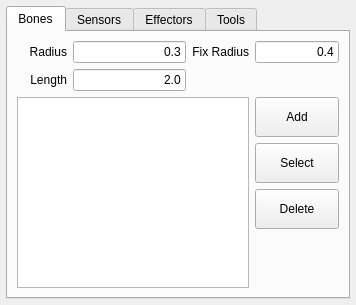
This is src/genelab/core/ui/widgets/entities/fixationpropertiescontroller.ui in GeneCraft/GeneCraft-Project as Qt 5 draws it before an edit. The edited form follows.
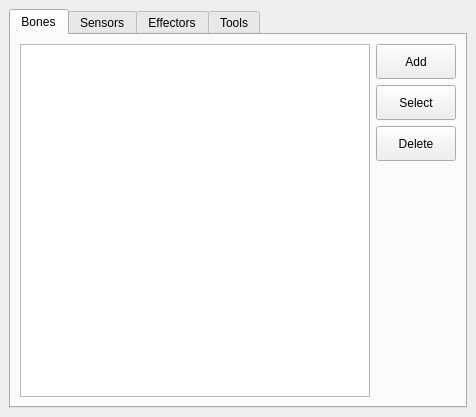
This is the edited form. Icons and pictures are not drawn.

```diff
--- a/src/genelab/core/ui/widgets/entities/fixationpropertiescontroller.ui
+++ b/src/genelab/core/ui/widgets/entities/fixationpropertiescontroller.ui
@@ -6,8 +6,8 @@
    <rect>
     <x>0</x>
     <y>0</y>
-    <width>356</width>
-    <height>305</height>
+    <width>476</width>
+    <height>417</height>
    </rect>
   </property>
   <property name="sizePolicy">
@@ -19,13 +19,28 @@
   <property name="windowTitle">
    <string>Form</string>
   </property>
-  <layout class="QGridLayout" name="gridLayout_7">
-   <property name="sizeConstraint">
-    <enum>QLayout::SetDefaultConstraint</enum>
-   </property>
+  <layout class="QGridLayout" name="gridLayout_8">
    <property name="margin">
-    <number>6</number>
+    <number>0</number>
    </property>
+   <item row="0" column="0">
+    <widget class="QScrollArea" name="scrollArea">
+     <property name="frameShape">
+      <enum>QFrame::NoFrame</enum>
+     </property>
+     <property name="widgetResizable">
+      <bool>true</bool>
+     </property>
+     <widget class="QWidget" name="scrollAreaWidgetContents">
+      <property name="geometry">
+       <rect>
+        <x>0</x>
+        <y>0</y>
+        <width>476</width>
+        <height>417</height>
+       </rect>
+      </property>
+      <layout class="QGridLayout" name="gridLayout">
    <item row="0" column="0">
     <widget class="QTabWidget" name="tabWidget_2">
      <property name="enabled">
@@ -42,54 +57,37 @@
       <attribute name="title">
        <string>Bones</string>
       </attribute>
-      <layout class="QGridLayout" name="gridLayout">
-       <item row="0" column="2">
-        <widget class="QLabel" name="lBoneRadius">
-         <property name="text">
-          <string>Radius</string>
-         </property>
-         <property name="alignment">
-          <set>Qt::AlignRight|Qt::AlignTrailing|Qt::AlignVCenter</set>
-         </property>
-        </widget>
-       </item>
-       <item row="0" column="3">
-        <widget class="QLineEdit" name="leAddBoneRadius">
-         <property name="text">
-          <string>0.3</string>
-         </property>
-         <property name="alignment">
-          <set>Qt::AlignRight|Qt::AlignTrailing|Qt::AlignVCenter</set>
-         </property>
-        </widget>
-       </item>
-       <item row="0" column="4" colspan="2">
-        <widget class="QLabel" name="lEndFixRadius">
-         <property name="text">
-          <string>Fix Radius</string>
-         </property>
-         <property name="alignment">
-          <set>Qt::AlignRight|Qt::AlignTrailing|Qt::AlignVCenter</set>
-         </property>
-        </widget>
-       </item>
-       <item row="0" column="6">
-        <widget class="QLineEdit" name="leAddBoneEndFixRadius">
-         <property name="enabled">
-          <bool>true</bool>
-         </property>
-         <property name="text">
-          <string>0.4</string>
-         </property>
-         <property name="alignment">
-          <set>Qt::AlignRight|Qt::AlignTrailing|Qt::AlignVCenter</set>
-         </property>
-        </widget>
-       </item>
-       <item row="2" column="0" rowspan="4" colspan="6">
+          <layout class="QGridLayout" name="gridLayout_7">
+           <item row="0" column="0" rowspan="4">
         <widget class="QListWidget" name="lwBones"/>
        </item>
-       <item row="3" column="6">
+           <item row="0" column="1">
+            <widget class="QPushButton" name="pbAddBone">
+             <property name="minimumSize">
+              <size>
+               <width>0</width>
+               <height>35</height>
+              </size>
+             </property>
+             <property name="whatsThis">
+              <string>&lt;!DOCTYPE HTML PUBLIC &quot;-//W3C//DTD HTML 4.0//EN&quot; &quot;http://www.w3.org/TR/REC-html40/strict.dtd&quot;&gt;
+&lt;html&gt;&lt;head&gt;&lt;meta name=&quot;qrichtext&quot; content=&quot;1&quot; /&gt;&lt;style type=&quot;text/css&quot;&gt;
+p, li { white-space: pre-wrap; }
+&lt;/style&gt;&lt;/head&gt;&lt;body style=&quot; font-family:'MS Shell Dlg 2'; font-size:8.25pt; font-weight:400; font-style:normal;&quot;&gt;
+&lt;p style=&quot; margin-top:0px; margin-bottom:0px; margin-left:0px; margin-right:0px; -qt-block-indent:0; text-indent:0px;&quot;&gt;&lt;span style=&quot; font-weight:600;&quot;&gt;Add bone&lt;/span&gt;&lt;/p&gt;
+&lt;p style=&quot;-qt-paragraph-type:empty; margin-top:0px; margin-bottom:0px; margin-left:0px; margin-right:0px; -qt-block-indent:0; text-indent:0px;&quot;&gt;&lt;/p&gt;
+&lt;p style=&quot; margin-top:0px; margin-bottom:0px; margin-left:0px; margin-right:0px; -qt-block-indent:0; text-indent:0px;&quot;&gt;Add a bone to the current fixation. You can select initial size of the bone just above.&lt;/p&gt;&lt;/body&gt;&lt;/html&gt;</string>
+             </property>
+             <property name="text">
+              <string>Add</string>
+             </property>
+             <property name="icon">
+              <iconset resource="../../../ressources/ressources.qrc">
+               <normaloff>:/img/icons/bone_add</normaloff>:/img/icons/bone_add</iconset>
+             </property>
+            </widget>
+           </item>
+           <item row="1" column="1">
         <widget class="QPushButton" name="pbSelectBone">
          <property name="enabled">
           <bool>true</bool>
@@ -97,7 +95,7 @@
          <property name="minimumSize">
           <size>
            <width>0</width>
-           <height>40</height>
+               <height>35</height>
           </size>
          </property>
          <property name="whatsThis">
@@ -118,7 +116,7 @@
          </property>
         </widget>
        </item>
-       <item row="4" column="6">
+           <item row="2" column="1">
         <widget class="QPushButton" name="pbRemoveBone">
          <property name="enabled">
           <bool>true</bool>
@@ -126,7 +124,7 @@
          <property name="minimumSize">
           <size>
            <width>0</width>
-           <height>40</height>
+               <height>35</height>
           </size>
          </property>
          <property name="whatsThis">
@@ -147,58 +145,6 @@
          </property>
         </widget>
        </item>
-       <item row="2" column="6">
-        <widget class="QPushButton" name="pbAddBone">
-         <property name="minimumSize">
-          <size>
-           <width>0</width>
-           <height>40</height>
-          </size>
-         </property>
-         <property name="whatsThis">
-          <string>&lt;!DOCTYPE HTML PUBLIC &quot;-//W3C//DTD HTML 4.0//EN&quot; &quot;http://www.w3.org/TR/REC-html40/strict.dtd&quot;&gt;
-&lt;html&gt;&lt;head&gt;&lt;meta name=&quot;qrichtext&quot; content=&quot;1&quot; /&gt;&lt;style type=&quot;text/css&quot;&gt;
-p, li { white-space: pre-wrap; }
-&lt;/style&gt;&lt;/head&gt;&lt;body style=&quot; font-family:'MS Shell Dlg 2'; font-size:8.25pt; font-weight:400; font-style:normal;&quot;&gt;
-&lt;p style=&quot; margin-top:0px; margin-bottom:0px; margin-left:0px; margin-right:0px; -qt-block-indent:0; text-indent:0px;&quot;&gt;&lt;span style=&quot; font-weight:600;&quot;&gt;Add bone&lt;/span&gt;&lt;/p&gt;
-&lt;p style=&quot;-qt-paragraph-type:empty; margin-top:0px; margin-bottom:0px; margin-left:0px; margin-right:0px; -qt-block-indent:0; text-indent:0px;&quot;&gt;&lt;/p&gt;
-&lt;p style=&quot; margin-top:0px; margin-bottom:0px; margin-left:0px; margin-right:0px; -qt-block-indent:0; text-indent:0px;&quot;&gt;Add a bone to the current fixation. You can select initial size of the bone just above.&lt;/p&gt;&lt;/body&gt;&lt;/html&gt;</string>
-         </property>
-         <property name="text">
-          <string>Add</string>
-         </property>
-         <property name="icon">
-          <iconset resource="../../../ressources/ressources.qrc">
-           <normaloff>:/img/icons/bone_add</normaloff>:/img/icons/bone_add</iconset>
-         </property>
-        </widget>
-       </item>
-       <item row="1" column="3">
-        <widget class="QLineEdit" name="leAddBoneLenght">
-         <property name="sizePolicy">
-          <sizepolicy hsizetype="Minimum" vsizetype="Fixed">
-           <horstretch>0</horstretch>
-           <verstretch>0</verstretch>
-          </sizepolicy>
-         </property>
-         <property name="text">
-          <string>2.0</string>
-         </property>
-         <property name="alignment">
-          <set>Qt::AlignRight|Qt::AlignTrailing|Qt::AlignVCenter</set>
-         </property>
-        </widget>
-       </item>
-       <item row="1" column="2">
-        <widget class="QLabel" name="lBoneLength">
-         <property name="text">
-          <string>Length</string>
-         </property>
-         <property name="alignment">
-          <set>Qt::AlignRight|Qt::AlignTrailing|Qt::AlignVCenter</set>
-         </property>
-        </widget>
-       </item>
       </layout>
      </widget>
      <widget class="QWidget" name="tabSensors">
@@ -580,6 +526,10 @@
           </size>
          </property>
         </spacer>
+           </item>
+          </layout>
+         </widget>
+        </widget>
        </item>
       </layout>
      </widget>
```
Left out of the diff: 198 changed lines with no effect on the pictures. Lines whose indentation alone changed are shown as unchanged.
